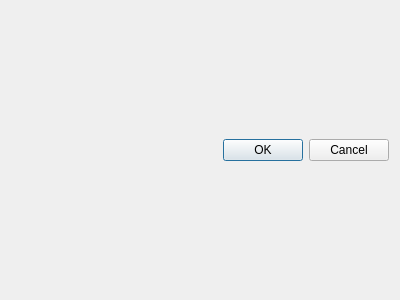
Above: gui/tageditor/tageditor.ui from flacon/flacon before the change. Below: the same form after it.
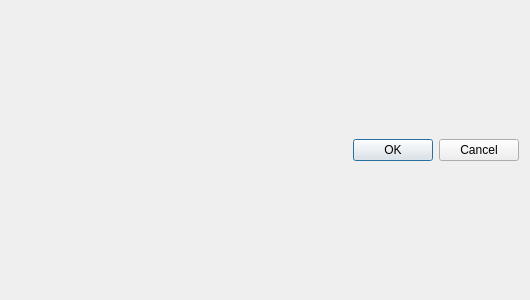
That is the form after the change.

Commit message: Set modality for tag editor window.

```diff
--- a/gui/tageditor/tageditor.ui
+++ b/gui/tageditor/tageditor.ui
@@ -6,7 +6,7 @@
    <rect>
     <x>0</x>
     <y>0</y>
-    <width>400</width>
+    <width>530</width>
     <height>300</height>
    </rect>
   </property>
```
The commit also changes 2 other files.
